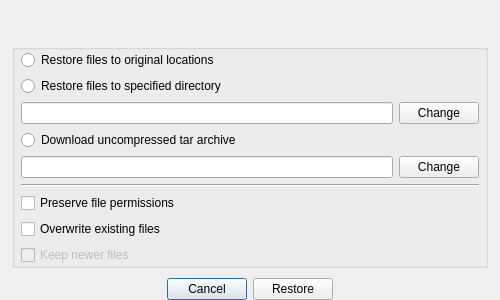
This is forms/restoredialog.ui in Tarsnap/tarsnap-gui as Qt 5 draws it before an edit. The edited form follows.
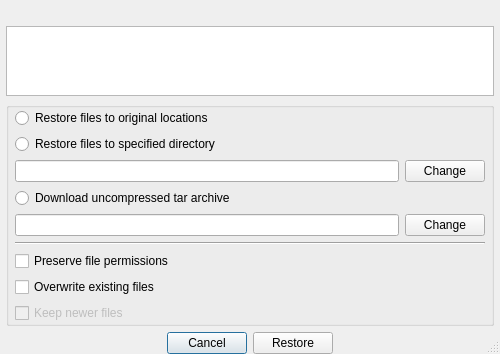
This is the edited form.

Commit message:
Display list of files to be restored in restore dialog.
Issue #129.

```diff
--- a/forms/restoredialog.ui
+++ b/forms/restoredialog.ui
@@ -7,35 +7,41 @@
     <x>0</x>
     <y>0</y>
     <width>500</width>
-    <height>300</height>
+    <height>335</height>
    </rect>
   </property>
   <property name="minimumSize">
    <size>
-    <width>500</width>
-    <height>300</height>
+    <width>400</width>
+    <height>0</height>
    </size>
   </property>
   <property name="windowTitle">
    <string>Archive restore</string>
   </property>
+  <property name="sizeGripEnabled">
+   <bool>true</bool>
+  </property>
   <property name="modal">
    <bool>true</bool>
   </property>
   <layout class="QVBoxLayout" name="restoreDialogLayout">
+   <property name="spacing">
+    <number>6</number>
+   </property>
    <property name="leftMargin">
-    <number>12</number>
+    <number>6</number>
    </property>
    <property name="topMargin">
-    <number>12</number>
+    <number>6</number>
    </property>
    <property name="rightMargin">
-    <number>12</number>
+    <number>6</number>
    </property>
    <property name="bottomMargin">
     <number>0</number>
    </property>
-   <item>
+   <item alignment="Qt::AlignTop">
     <widget class="QLabel" name="infoLabel">
      <property name="sizePolicy">
       <sizepolicy hsizetype="Preferred" vsizetype="Preferred">
@@ -51,6 +57,41 @@
      </property>
     </widget>
    </item>
+   <item>
+    <widget class="QListWidget" name="filesListWidget">
+     <property name="sizePolicy">
+      <sizepolicy hsizetype="Expanding" vsizetype="Expanding">
+       <horstretch>0</horstretch>
+       <verstretch>0</verstretch>
+      </sizepolicy>
+     </property>
+     <property name="styleSheet">
+      <string notr="true">#filesListWidget
+{
+font-family: Monospace, Monaco;
+font-size: 12px;
+}
+
+#filesListWidget::item
+{
+height: 25px;
+}
+</string>
+     </property>
+     <property name="editTriggers">
+      <set>QAbstractItemView::NoEditTriggers</set>
+     </property>
+     <property name="alternatingRowColors">
+      <bool>true</bool>
+     </property>
+     <property name="layoutMode">
+      <enum>QListView::Batched</enum>
+     </property>
+     <property name="uniformItemSizes">
+      <bool>true</bool>
+     </property>
+    </widget>
+   </item>
    <item>
     <widget class="QGroupBox" name="optionsGroupBox">
      <layout class="QGridLayout" name="optionsGridLayout">
@@ -158,16 +199,6 @@
         </property>
        </widget>
       </item>
-      <item row="6" column="0">
-       <widget class="QCheckBox" name="preservePermCheckBox">
-        <property name="toolTip">
-         <string>Attempt to restore the full permissions, including owner, file modes, file flags and ACLs, if available, for each item extracted from the archive.</string>
-        </property>
-        <property name="text">
-         <string>Preserve file permissions</string>
-        </property>
-       </widget>
-      </item>
       <item row="1" column="0" colspan="2">
        <widget class="QRadioButton" name="optionBaseDirRadio">
         <property name="toolTip">
@@ -185,6 +216,16 @@
         </property>
        </widget>
       </item>
+      <item row="6" column="0" colspan="2">
+       <widget class="QCheckBox" name="preservePermCheckBox">
+        <property name="toolTip">
+         <string>Attempt to restore the full permissions, including owner, file modes, file flags and ACLs, if available, for each item extracted from the archive.</string>
+        </property>
+        <property name="text">
+         <string>Preserve file permissions</string>
+        </property>
+       </widget>
+      </item>
      </layout>
     </widget>
    </item>
```
The commit also changes 6 other files.
